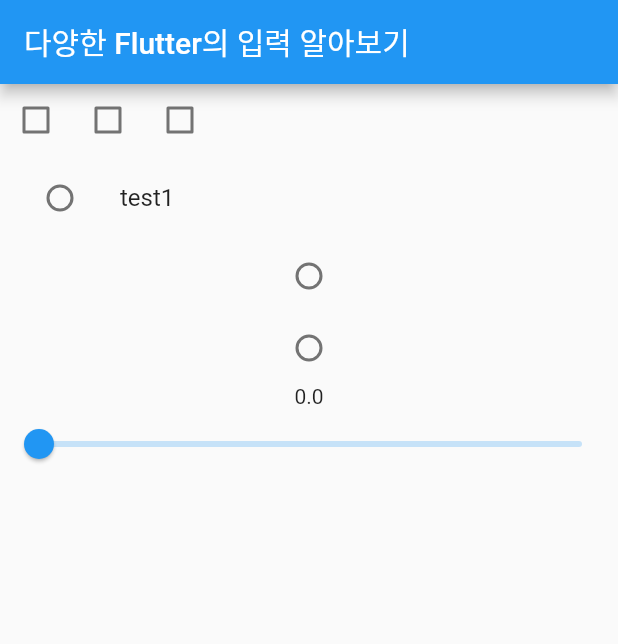
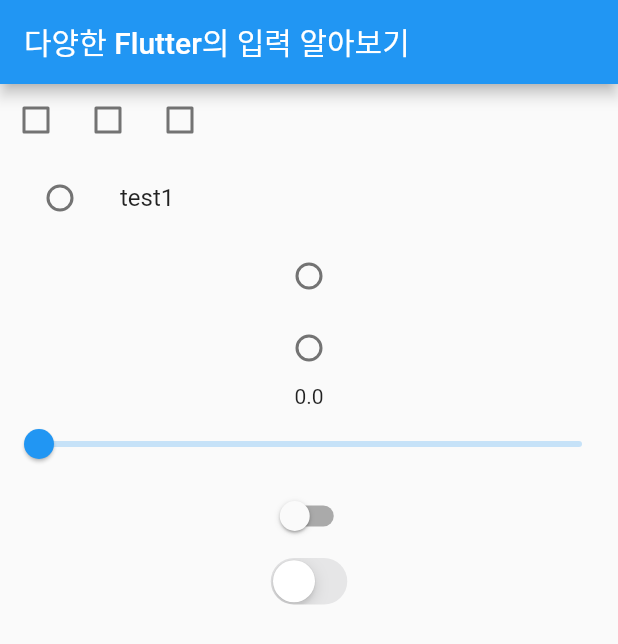
Before and after one commit to khanian/flutter_example_input, a Flutter app: the screen it shows after launch, on a phone screen of 412 x 824 dp. Shown: the top 644 px of the screen. Run offline on Flutter 3.47's test engine with Material 2 defaults, Android fonts, the phone set to English and light mode, and no system bars.

```diff
--- a/lib/main.dart
+++ b/lib/main.dart
@@ -31,6 +31,7 @@ class Body extends StatelessWidget {
         TestCheckBox(),
         TestRadioButton(),
         TestSlider(),
+        TestSwitch(),
       ],
     );
   }
@@ -152,3 +153,24 @@ class _TestSliderState extends State<TestSlider> {
     );
   }
 }
+
+class TestSwitch extends StatefulWidget {
+  const TestSwitch({super.key});
+
+  @override
+  State<TestSwitch> createState() => _TestSwitchState();
+}
+
+class _TestSwitchState extends State<TestSwitch> {
+  bool value = false;
+
+  @override
+  Widget build(BuildContext context) {
+    return Column(
+      children: [
+        Switch(value: value, onChanged: (newValue) => setState(() => value = newValue)),
+        CupertinoSwitch(value: value, onChanged: (newValue) => setState(() => value = newValue)),
+      ],
+    );
+  }
+}
```
